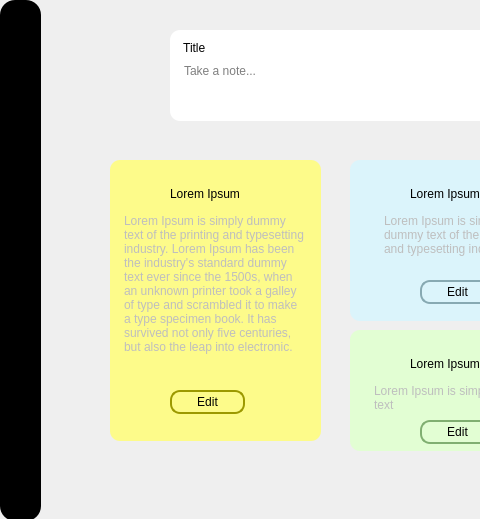
Old version of the form noteApps.ui in the repository tuongdii/NoteAppDesktop; both pictures show x 0 to 480 and y 0 to 519 of the 894 by 519 pixel window.
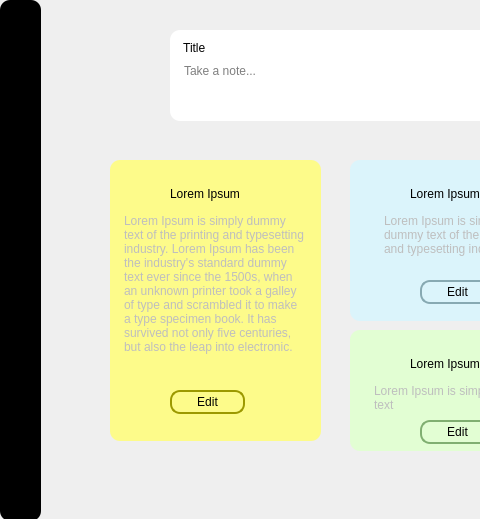
New version of the form. Icons and pictures are not drawn.

Diff of the .ui file:
```diff
--- a/noteApps.ui
+++ b/noteApps.ui
@@ -632,7 +632,7 @@
    </property>
    <property name="styleSheet">
     <string notr="true">background-color: #000000;
-border-radius: 15px;</string>
+border-radius: 10px;</string>
    </property>
    <property name="frameShape">
     <enum>QFrame::StyledPanel</enum>
```
Left out of the diff: 24 changed lines with no effect on the pictures.
